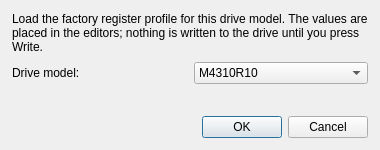
This is ui/restore_model_dialog.ui in VBCores/VBDriveWizard as Qt 5 draws it before an edit. The edited form follows.
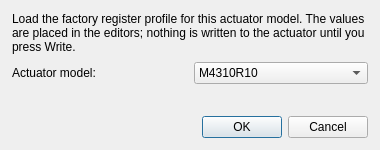
This is the edited form.

The edit to the form file:
```diff
--- a/ui/restore_model_dialog.ui
+++ b/ui/restore_model_dialog.ui
@@ -32,7 +32,7 @@
    <item>
     <widget class="QLabel" name="HintLabel">
      <property name="text">
-      <string>Load the factory register profile for this drive model. The values are placed in the editors; nothing is written to the drive until you press Write.</string>
+      <string>Load the factory register profile for this actuator model. The values are placed in the editors; nothing is written to the actuator until you press Write.</string>
      </property>
      <property name="wordWrap">
       <bool>true</bool>
@@ -59,7 +59,7 @@
      <item>
       <widget class="QLabel" name="ModelCaptionLabel">
        <property name="text">
-        <string>Drive model:</string>
+        <string>Actuator model:</string>
        </property>
       </widget>
      </item>
```
